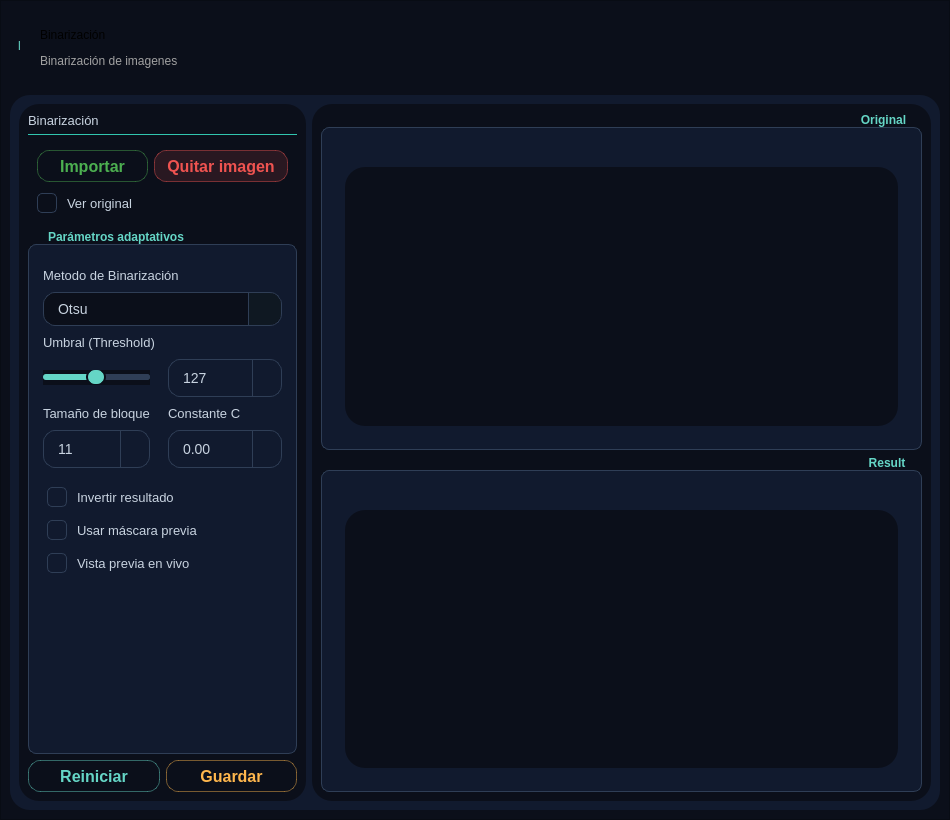
Old version of the form ui/pages/Tfrm_Binarizacion.ui in the repository DemonSlayer5768/BioImageOptimizer.
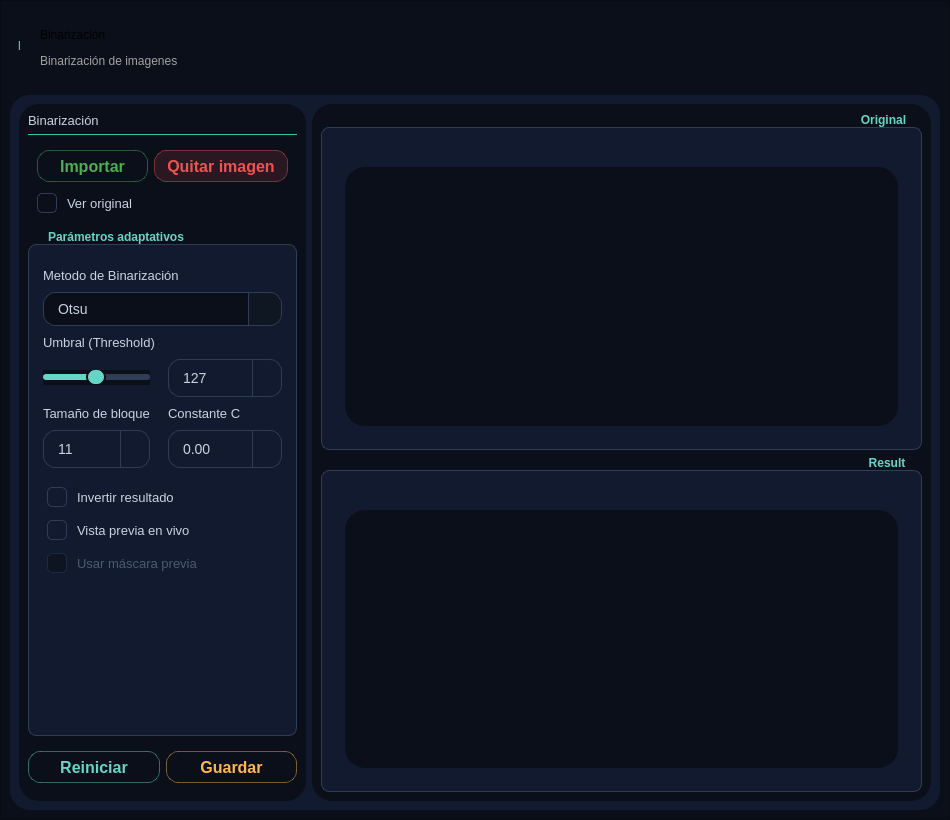
New version of the form. Icons and pictures are not drawn.

What changed in the file:
```diff
--- a/ui/pages/Tfrm_Binarizacion.ui
+++ b/ui/pages/Tfrm_Binarizacion.ui
@@ -553,7 +553,7 @@
                 <property name="title">
                  <string>Parámetros adaptativos</string>
                 </property>
-                <layout class="QGridLayout" name="gridLayout" rowstretch="0,0,0,0,0,0,0,0,0,0,0" columnstretch="0,0,0" columnminimumwidth="0,0,0">
+                <layout class="QGridLayout" name="gridLayout" rowstretch="0,0,0,0,0,0,0,0,0,0" columnstretch="0,0,0" columnminimumwidth="0,0,0">
                  <property name="leftMargin">
                   <number>0</number>
                  </property>
@@ -790,34 +790,6 @@
                      </property>
                     </widget>
                    </item>
-                   <item>
-                    <widget class="QCheckBox" name="chk_mascara">
-                     <property name="enabled">
-                      <bool>true</bool>
-                     </property>
-                     <property name="minimumSize">
-                      <size>
-                       <width>0</width>
-                       <height>28</height>
-                      </size>
-                     </property>
-                     <property name="cursor">
-                      <cursorShape>PointingHandCursor</cursorShape>
-                     </property>
-                     <property name="layoutDirection">
-                      <enum>Qt::LayoutDirection::LeftToRight</enum>
-                     </property>
-                     <property name="styleSheet">
-                      <string notr="true"/>
-                     </property>
-                     <property name="text">
-                      <string>Usar máscara previa</string>
-                     </property>
-                     <property name="checked">
-                      <bool>false</bool>
-                     </property>
-                    </widget>
-                   </item>
                    <item>
                     <widget class="QCheckBox" name="chk_preview">
                      <property name="enabled">
@@ -846,6 +818,37 @@
                      </property>
                     </widget>
                    </item>
+                   <item>
+                    <widget class="QCheckBox" name="chk_mascara">
+                     <property name="enabled">
+                      <bool>false</bool>
+                     </property>
+                     <property name="minimumSize">
+                      <size>
+                       <width>0</width>
+                       <height>28</height>
+                      </size>
+                     </property>
+                     <property name="cursor">
+                      <cursorShape>PointingHandCursor</cursorShape>
+                     </property>
+                     <property name="layoutDirection">
+                      <enum>Qt::LayoutDirection::LeftToRight</enum>
+                     </property>
+                     <property name="styleSheet">
+                      <string notr="true"/>
+                     </property>
+                     <property name="text">
+                      <string>Usar máscara previa </string>
+                     </property>
+                     <property name="checkable">
+                      <bool>false</bool>
+                     </property>
+                     <property name="checked">
+                      <bool>false</bool>
+                     </property>
+                    </widget>
+                   </item>
                   </layout>
                  </item>
                  <item row="0" column="0" colspan="3">
@@ -922,6 +925,12 @@
               </item>
               <item>
                <layout class="QHBoxLayout" name="horizontalLayout_2">
+                <property name="topMargin">
+                 <number>9</number>
+                </property>
+                <property name="bottomMargin">
+                 <number>9</number>
+                </property>
                 <item>
                  <widget class="QPushButton" name="btn_reset">
                   <property name="cursor">
```
Left out of the diff: 3 changed lines with no effect on the pictures.
